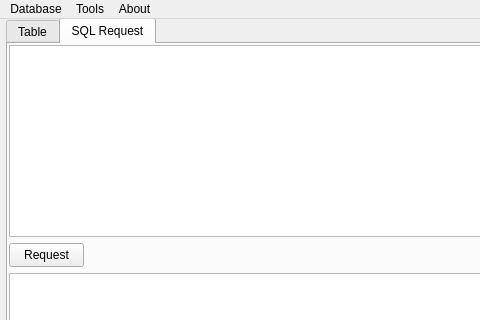
This is ui/DBClient.ui in vadimkalashnikov78/DBClient as Qt 5 draws it before an edit; both pictures show x 0 to 480 and y 0 to 320 of the 800 by 600 pixel window. The edited form follows.
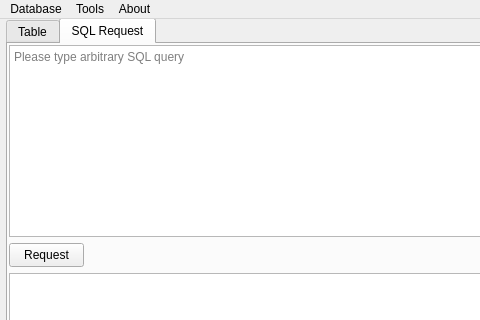
This is the edited form. The open tabs and pages were chosen to show the change.

Commit message: Настроен SQL запрос. Готова форма ввода для нового пользователя

```diff
--- a/ui/DBClient.ui
+++ b/ui/DBClient.ui
@@ -156,6 +156,9 @@
         <height>71</height>
        </size>
       </property>
+      <property name="placeholderText">
+       <string>Please type arbitrary SQL query</string>
+      </property>
      </widget>
     </widget>
    </widget>
```
Left out of the diff: 44 changed lines with no effect on the pictures. The commit also changes 6 other files.
